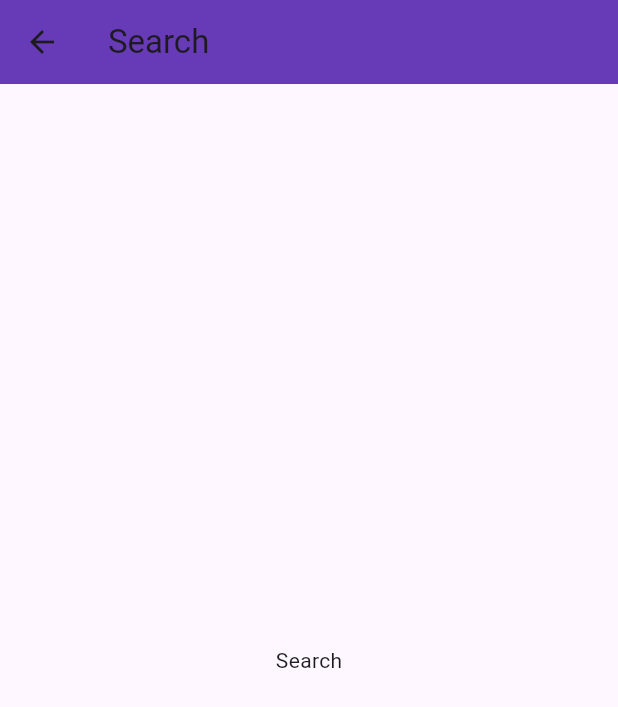
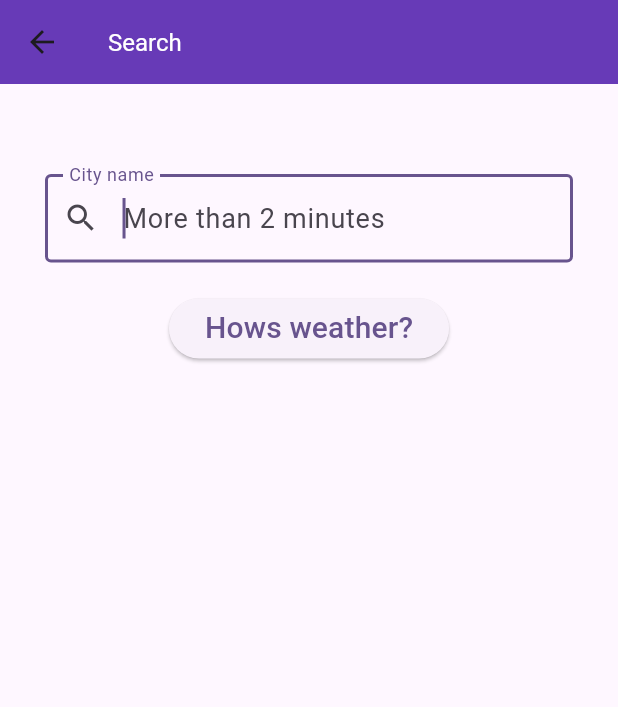
Before and after one commit to dangakeri/weather, a Flutter app: the SearchPage screen opened directly, on a phone screen of 412 x 824 dp. Shown: the top 707 px of the screen. Run offline on Flutter 3.47's test engine with Material 2 defaults, Android fonts, the phone set to English and light mode, and no system bars; network calls fail.

Commit message:
search page

```diff
--- a/lib/pages/home_page.dart
+++ b/lib/pages/home_page.dart
@@ -1,5 +1,6 @@
 import 'package:flutter/material.dart';
 import 'package:provider/provider.dart';
+import 'package:weather/pages/search_page.dart';
 import 'package:weather/providers/weather_provider.dart';
 
 class HomePage extends StatefulWidget {
@@ -10,6 +11,7 @@ class HomePage extends StatefulWidget {
 }
 
 class _HomePageState extends State<HomePage> {
+  String? _city;
   @override
   void initState() {
     super.initState();
@@ -27,7 +29,31 @@ class _HomePageState extends State<HomePage> {
     return Scaffold(
       appBar: AppBar(
         backgroundColor: Colors.deepPurple,
-        title: const Text('Weather'),
+        title: const Text(
+          'Weather',
+          style: TextStyle(
+            color: Colors.white,
+            fontSize: 16,
+          ),
+        ),
+        actions: [
+          IconButton(
+            onPressed: () async {
+              _city = await Navigator.push(context,
+                  MaterialPageRoute(builder: (context) {
+                return const SearchPage();
+              }));
+              if (_city != null) {
+                // ignore: use_build_context_synchronously
+                context.read<WeatherProvider>().fetchWeather(_city!);
+              }
+            },
+            icon: const Icon(
+              Icons.search,
+              color: Colors.white,
+            ),
+          )
+        ],
       ),
       body: const Center(
         child: Text('Home'),
--- a/lib/pages/search_page.dart
+++ b/lib/pages/search_page.dart
@@ -8,15 +8,71 @@ class SearchPage extends StatefulWidget {
 }
 
 class _SearchPageState extends State<SearchPage> {
+  final _formKey = GlobalKey<FormState>();
+  String? _city;
+  AutovalidateMode autoValidateMode = AutovalidateMode.disabled;
+  void _submit() {
+    setState(() {
+      autoValidateMode = AutovalidateMode.always;
+    });
+    final form = _formKey.currentState;
+    if (form != null && form.validate()) {
+      form.save();
+      Navigator.pop(context, _city!.trim());
+    }
+  }
+
   @override
   Widget build(BuildContext context) {
     return Scaffold(
       appBar: AppBar(
         backgroundColor: Colors.deepPurple,
-        title: const Text('Search'),
+        title: const Text(
+          'Search',
+          style: TextStyle(
+            color: Colors.white,
+            fontSize: 16,
+          ),
+        ),
       ),
-      body: const Center(
-        child: Text('Search'),
+      body: Form(
+        key: _formKey,
+        autovalidateMode: autoValidateMode,
+        child: Column(
+          children: [
+            const SizedBox(height: 60),
+            Padding(
+              padding: const EdgeInsets.symmetric(horizontal: 30),
+              child: TextFormField(
+                autofocus: true,
+                style: const TextStyle(fontSize: 18),
+                decoration: const InputDecoration(
+                  labelText: 'City name',
+                  hintText: 'More than 2 minutes',
+                  prefixIcon: Icon(Icons.search),
+                  border: OutlineInputBorder(),
+                ),
+                validator: (String? input) {
+                  if (input == null || input.trim().length < 2) {
+                    return 'City name must be atleast 2 characters long';
+                  }
+                  return null;
+                },
+                onSaved: (String? input) {
+                  _city = input;
+                },
+              ),
+            ),
+            const SizedBox(height: 20),
+            ElevatedButton(
+              onPressed: _submit,
+              child: const Text(
+                'Hows weather?',
+                style: TextStyle(fontSize: 20),
+              ),
+            ),
+          ],
+        ),
       ),
     );
   }
```
